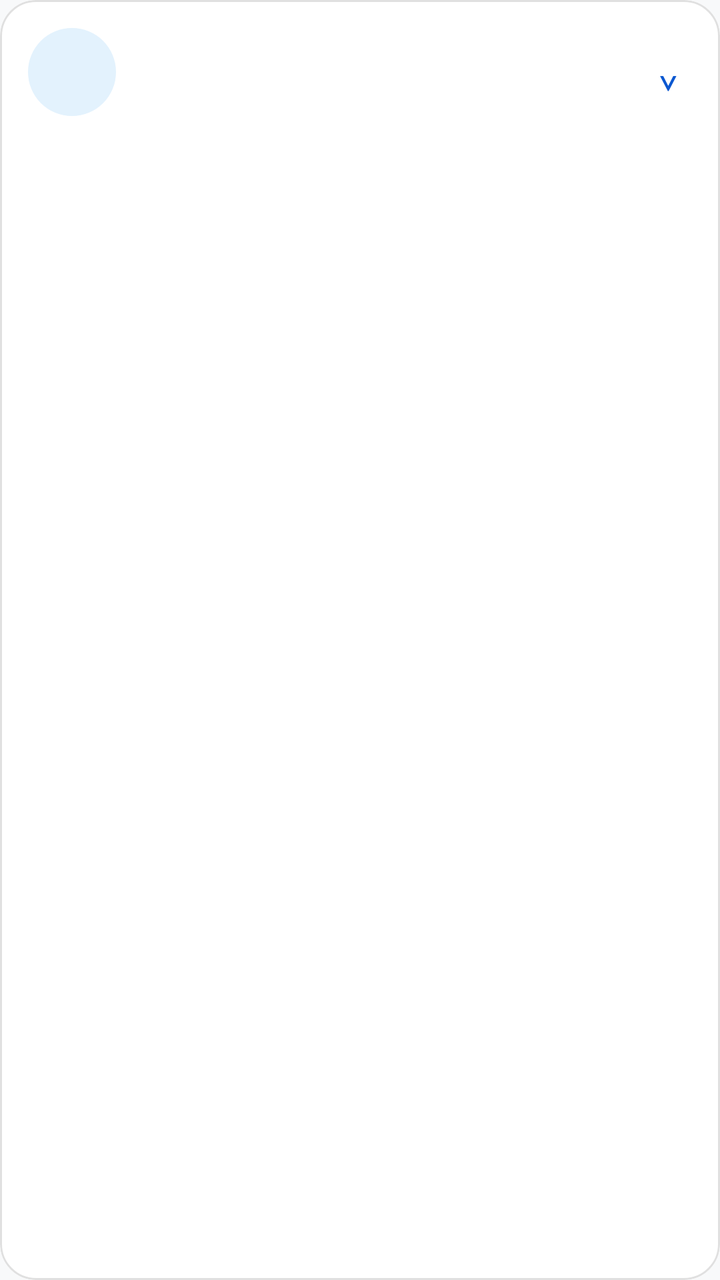
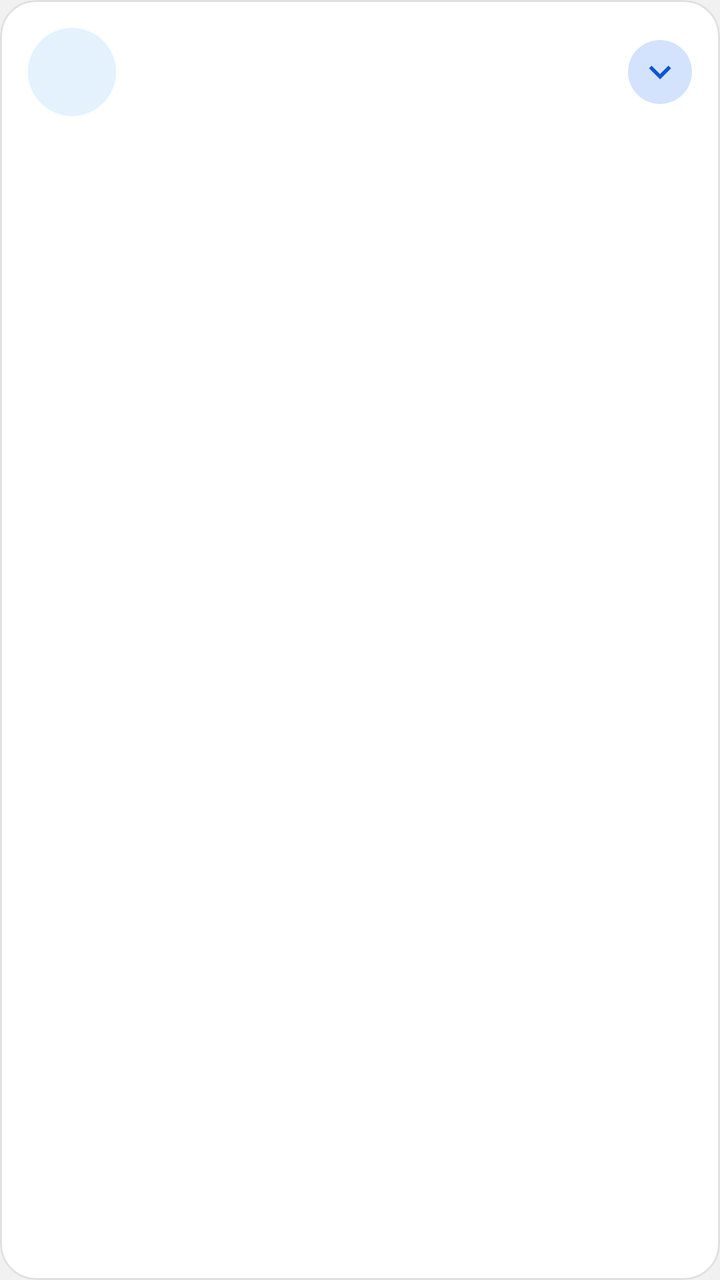

Screens rendered from an Android XML layout before and after an edit, with the pre-edit source and the edit as a unified diff.
<!-- AndroidManifest.xml: application theme Theme.OrderPro -->
<!-- res/layout/item_sales_employee.xml -->
<?xml version="1.0" encoding="utf-8"?>
<com.google.android.material.card.MaterialCardView xmlns:android="http://schemas.android.com/apk/res/android"
    xmlns:app="http://schemas.android.com/apk/res-auto"
    android:layout_width="match_parent"
    android:layout_height="wrap_content"
    android:layout_marginBottom="@dimen/card_margin_bottom"
    android:clickable="true"
    android:focusable="true"
    app:cardBackgroundColor="@color/surface_light"
    app:cardCornerRadius="@dimen/card_corner_radius_expressive"
    app:cardElevation="0dp"
    app:rippleColor="@color/google_blue_container"
    app:strokeColor="@color/outline_light"
    app:strokeWidth="1dp">

    <LinearLayout
        android:layout_width="match_parent"
        android:layout_height="wrap_content"
        android:baselineAligned="false"
        android:gravity="center_vertical"
        android:orientation="horizontal"
        android:padding="@dimen/card_padding">

        <TextView
            android:id="@+id/employeeAvatar"
            android:layout_width="44dp"
            android:layout_height="44dp"
            android:layout_marginEnd="12dp"
            android:background="@drawable/bg_employee_avatar"
            android:gravity="center"
            android:textColor="@color/google_blue"
            android:textSize="15sp"
            android:textStyle="bold" />

        <LinearLayout
            android:layout_width="0dp"
            android:layout_height="wrap_content"
            android:layout_weight="1"
            android:orientation="vertical">

            <TextView
                android:id="@+id/employeeName"
                android:layout_width="match_parent"
                android:layout_height="wrap_content"
                android:ellipsize="end"
                android:maxLines="1"
                android:textColor="@color/on_surface_light"
                android:textSize="15sp"
                android:textStyle="bold" />

            <TextView
                android:id="@+id/employeeSummary"
                android:layout_width="match_parent"
                android:layout_height="wrap_content"
                android:layout_marginTop="4dp"
                android:ellipsize="end"
                android:maxLines="1"
                android:textColor="@color/on_surface_variant_light"
                android:textSize="12sp" />
        </LinearLayout>

        <LinearLayout
            android:layout_width="wrap_content"
            android:layout_height="wrap_content"
            android:layout_marginStart="8dp"
            android:gravity="end|center_vertical"
            android:orientation="horizontal">

            <LinearLayout
                android:layout_width="wrap_content"
                android:layout_height="wrap_content"
                android:gravity="end"
                android:orientation="vertical">

                <TextView
                    android:id="@+id/employeeTotalLabel"
                    android:layout_width="wrap_content"
                    android:layout_height="wrap_content"
                    android:textColor="@color/on_surface_variant_light"
                    android:textSize="10sp"
                    android:textStyle="bold" />

                <TextView
                    android:id="@+id/employeeTotal"
                    android:layout_width="wrap_content"
                    android:layout_height="wrap_content"
                    android:layout_marginTop="2dp"
                    android:gravity="end"
                    android:maxLines="1"
                    android:textColor="@color/google_blue"
                    android:textSize="14sp"
                    android:textStyle="bold" />
            </LinearLayout>

            <TextView
                android:id="@+id/employeeExpandIcon"
                android:layout_width="24dp"
                android:layout_height="36dp"
                android:layout_marginStart="4dp"
                android:gravity="center"
                android:importantForAccessibility="no"
                android:text="⌄"
                android:textColor="@color/google_blue"
                android:textSize="20sp" />
        </LinearLayout>
    </LinearLayout>
</com.google.android.material.card.MaterialCardView>
<!-- resources referenced by this layout -->
<resources>
  <color name="google_blue">#0B57D0</color>
  <color name="google_blue_container">#D3E3FD</color>
  <color name="on_surface_light">#1F1F1F</color>
  <color name="on_surface_variant_light">#444746</color>
  <color name="outline_light">#E0E0E0</color>
  <color name="surface_light">#FFFFFF</color>
  <dimen name="card_corner_radius_expressive">18dp</dimen>
  <dimen name="card_margin_bottom">8dp</dimen>
  <dimen name="card_padding">14dp</dimen>
  <!-- drawable bg_employee_avatar (drawable) -->
  <?xml version="1.0" encoding="utf-8"?>
  <shape xmlns:android="http://schemas.android.com/apk/res/android"
      android:shape="oval">
      <solid android:color="#E3F2FD" />
  </shape>
  <style name="Theme.OrderPro" parent="Theme.Material3.DayNight.NoActionBar">
          <item name="colorPrimary">@color/google_blue</item>
          <item name="colorOnPrimary">@color/surface_light</item>
          <item name="colorPrimaryContainer">@color/google_blue_container</item>
          <item name="colorOnPrimaryContainer">@color/on_google_blue_container</item>
          <item name="android:colorBackground">@color/background_light</item>
          <item name="colorSurface">@color/surface_light</item>
          <item name="colorSurfaceVariant">@color/tonal_surface_light</item>
          <item name="colorOnSurface">@color/on_surface_light</item>
          <item name="colorOnSurfaceVariant">@color/on_surface_variant_light</item>
          <item name="colorOutline">@color/outline_light</item>
  
          
          <item name="shapeAppearanceCornerSmall">@style/ShapeAppearance.OrderPro.SmallComponent</item>
          <item name="shapeAppearanceCornerMedium">@style/ShapeAppearance.OrderPro.MediumComponent</item>
          <item name="shapeAppearanceCornerLarge">@style/ShapeAppearance.OrderPro.LargeComponent</item>
      </style>
  <color name="on_google_blue_container">#041E49</color>
  <color name="background_light">#F8F9FA</color>
  <color name="tonal_surface_light">#F3F6FC</color>
  <style name="ShapeAppearance.OrderPro.SmallComponent" parent="ShapeAppearance.Material3.Corner.Small">
          <item name="cornerSize">10dp</item>
      </style>
  <style name="ShapeAppearance.OrderPro.MediumComponent" parent="ShapeAppearance.Material3.Corner.Medium">
          <item name="cornerSize">18dp</item>
      </style>
  <style name="ShapeAppearance.OrderPro.LargeComponent" parent="ShapeAppearance.Material3.Corner.Large">
          <item name="cornerSize">24dp</item>
      </style>
</resources>

<!-- the commit's change to res/layout/item_sales_employee.xml (unified diff, before → after) -->
@@ -92,16 +92,16 @@
                     android:textStyle="bold" />
             </LinearLayout>
 
-            <TextView
+            <ImageView
                 android:id="@+id/employeeExpandIcon"
-                android:layout_width="24dp"
-                android:layout_height="36dp"
+                android:layout_width="32dp"
+                android:layout_height="32dp"
                 android:layout_marginStart="4dp"
-                android:gravity="center"
+                android:background="@drawable/bg_report_spinner_badge"
                 android:importantForAccessibility="no"
-                android:text="⌄"
-                android:textColor="@color/google_blue"
-                android:textSize="20sp" />
+                android:padding="5dp"
+                android:src="@drawable/ic_spinner_chevron"
+                app:tint="@color/google_blue" />
         </LinearLayout>
     </LinearLayout>
 </com.google.android.material.card.MaterialCardView>
<!-- resource entries referenced after the edit -->
@@ -15,6 +15,23 @@
       android:shape="oval">
       <solid android:color="#E3F2FD" />
   </shape>
+  <!-- drawable bg_report_spinner_badge (drawable) -->
+  <?xml version="1.0" encoding="utf-8"?>
+  <shape xmlns:android="http://schemas.android.com/apk/res/android"
+      android:shape="oval">
+      <solid android:color="@color/google_blue_container" />
+  </shape>
+  <!-- drawable ic_spinner_chevron (drawable) -->
+  <?xml version="1.0" encoding="utf-8"?>
+  <vector xmlns:android="http://schemas.android.com/apk/res/android"
+      android:width="24dp"
+      android:height="24dp"
+      android:viewportWidth="24"
+      android:viewportHeight="24">
+      <path
+          android:fillColor="#FF000000"
+          android:pathData="M7.41,8.59L12,13.17l4.59,-4.58L18,10l-6,6l-6,-6z" />
+  </vector>
   <style name="Theme.OrderPro" parent="Theme.Material3.DayNight.NoActionBar">
           <item name="colorPrimary">@color/google_blue</item>
           <item name="colorOnPrimary">@color/surface_light</item>
@@ -33,7 +50,7 @@
           <item name="shapeAppearanceCornerLarge">@style/ShapeAppearance.OrderPro.LargeComponent</item>
       </style>
   <color name="on_google_blue_container">#041E49</color>
-  <color name="background_light">#F8F9FA</color>
+  <color name="background_light">#EEF2F1F1</color>
   <color name="tonal_surface_light">#F3F6FC</color>
   <style name="ShapeAppearance.OrderPro.SmallComponent" parent="ShapeAppearance.Material3.Corner.Small">
           <item name="cornerSize">10dp</item>
